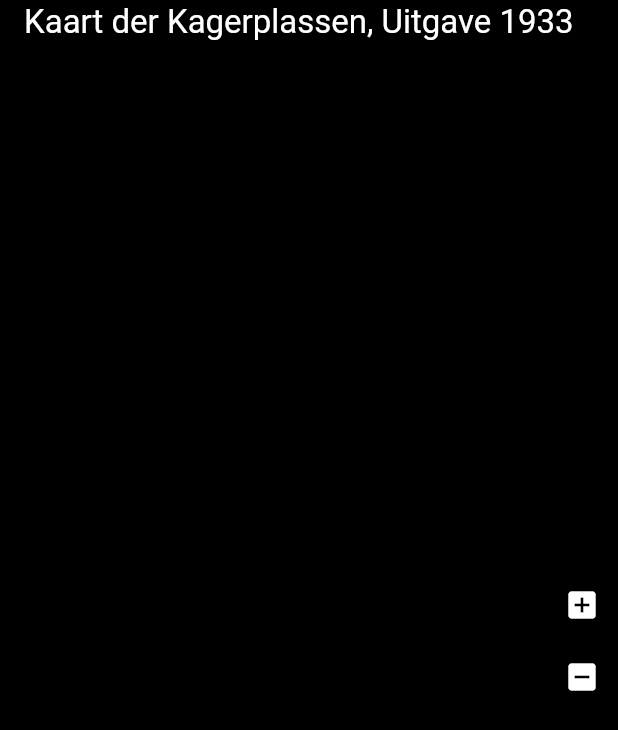
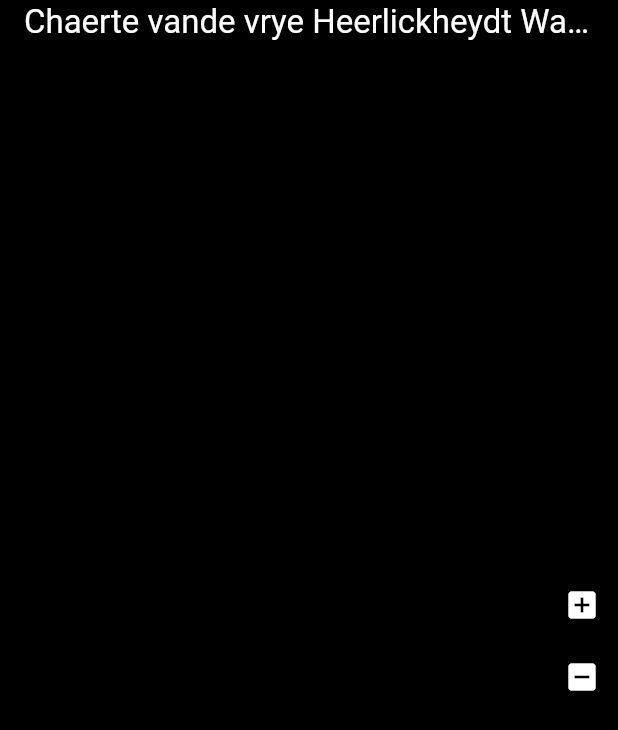
Before and after one commit to Henk-Keijzer/zoomify, a Flutter app: the screen it shows after launch, after a tap on the "add box" icon, on a phone screen of 412 x 824 dp. Shown: the top 730 px of the screen. Run offline on Flutter 3.47's test engine with Material 3 defaults, Android fonts, the phone set to English and light mode, and no system bars; missing offline and left inert: flutter_network_image; network calls fail.

Commit message:
Release 1.0.2

```diff
--- a/example/lib/main.dart
+++ b/example/lib/main.dart
@@ -6,19 +6,18 @@ void main() => runApp(MyApp());
 class MyApp extends StatelessWidget {
   const MyApp({super.key});
 
-  static const String folderUrl =
-      'https://kaartdekaag1933.zeilvaartwarmond.nl/kaartderkagerplassen-1933';
-  static const photoTitle = 'Kaart der Kagerplassen, Uitgave 1933';
+//  static const String folderUrl = 'https://kaartdekaag1933.zeilvaartwarmond.nl/kaartderkagerplassen-1933';
+  static const String folderUrl = 'https://chaerte.zeilvaartwarmond.nl/Warmond_J_Douw_1667';
+//  static const photoTitle = 'Kaart der Kagerplassen, Uitgave 1933';
+  static const photoTitle = 'Chaerte vande vrye Heerlickheydt Warmondt, Johannes Douw, 1667';
 
   @override
   Widget build(BuildContext context) {
     return MaterialApp(
         debugShowCheckedModeBanner: false,
         home: Scaffold(
-            appBar: AppBar(
-                toolbarHeight: 30,
-                backgroundColor: Colors.black,
-                title: Text(photoTitle, style: TextStyle(color: Colors.white))),
+            appBar:
+                AppBar(toolbarHeight: 30, backgroundColor: Colors.black, title: Text(photoTitle, style: TextStyle(color: Colors.white))),
             body: Zoomify(
                 baseUrl: folderUrl,
                 backgroundColor: Colors.black,
--- a/lib/zoomify.dart
+++ b/lib/zoomify.dart
@@ -9,6 +9,7 @@ import 'package:flutter_network_image/flutter_network_image.dart';
 import 'package:http/http.dart' as http;
 import 'package:flutter/gestures.dart';
 import 'package:xml/xml.dart';
+import 'package:path/path.dart' as path;
 
 class Zoomify extends StatefulWidget {
   /// the url of the folder containing the zoomified image. i.e https://www.example.com/imagefolder
@@ -42,7 +43,7 @@ class Zoomify extends StatefulWidget {
   ZoomifyState createState() => ZoomifyState();
 }
 
-class ZoomifyState extends State<Zoomify> {
+class ZoomifyState extends State<Zoomify> with SingleTickerProviderStateMixin {
   double _windowWidth = 0;
   double _windowHeight = 0;
   int _tileSize = 256;
@@ -57,10 +58,12 @@ class ZoomifyState extends State<Zoomify> {
   int _imageHeight = 0;
   double _scaleStart = 1;
   final FocusNode _focusNode = FocusNode();
+  late AnimationController _animationController;
 
   @override
   void initState() {
     super.initState();
+    _animationController = AnimationController(duration: const Duration(milliseconds: 600), vsync: this);
     _loadImageProperties();
   }
 
@@ -83,9 +86,15 @@ class ZoomifyState extends State<Zoomify> {
     }
   }
 
+  @override
+  void dispose() {
+    super.dispose();
+    _animationController.dispose();
+  }
+
   Future<void> _loadImageProperties() async {
     // first get the essentials from the ImageProperties.xml
-    final response = await http.get(Uri.parse('${widget.baseUrl}/ImageProperties.xml'));
+    final response = await http.get(Uri.parse(path.join(widget.baseUrl, 'ImageProperties.xml')));
     if (response.statusCode == 200) {
       final attributes = XmlDocument.parse(response.body).getElement("IMAGE_PROPERTIES")?.attributes ?? [];
       for (final attribute in attributes) {
@@ -141,7 +150,11 @@ class ZoomifyState extends State<Zoomify> {
           child: Stack(children: [
             Listener(
                 // listen to mousewheel scrolls
-                onPointerSignal: (pointerSignal) => setState(() => _scrollZoomPan(pointerSignal)),
+                onPointerSignal: (pointerSignal) => setState(() {
+                      if (pointerSignal is PointerScrollEvent) {
+                        _zoomInOut(pointerSignal.position, -pointerSignal.scrollDelta.dy / 250);
+                      }
+                    }),
                 child: KeyboardListener(
                     focusNode: _focusNode,
                     onKeyEvent: (event) => setState(() => _handleKeyEvent(event)),
@@ -149,20 +162,17 @@ class ZoomifyState extends State<Zoomify> {
                         onScaleUpdate: (scaleDetails) => setState(() => _handleGestures(scaleDetails)),
                         onScaleStart: (_) => _scaleStart = 1,
                         onScaleEnd: (_) => _scaleStart = 1,
-                        onDoubleTap: () => setState(() => _scrollZoomPan(
-                            PointerScrollEvent(position: Offset(_windowWidth / 2, _windowHeight / 2), scrollDelta: Offset(0.0, -51.0)))),
+                        onDoubleTapDown: (tapDetails) => _animatePanZoom(zoomCenter: tapDetails.localPosition, scale: 0.05),
                         child: _zoomifyImage()))),
             if (widget.showZoomButtons)
               Container(
                   alignment: widget.zoomButtonPosition,
                   child: Column(mainAxisSize: MainAxisSize.min, children: [
                     IconButton(
-                        onPressed: () => setState(() => _scrollZoomPan(
-                            PointerScrollEvent(position: Offset(_windowWidth / 2, _windowHeight / 2), scrollDelta: Offset(0.0, -51.0)))),
+                        onPressed: () => _animatePanZoom(zoomCenter: Offset(_windowWidth / 2, _windowHeight / 2), scale: 0.05),
                         icon: Icon(Icons.add_box, color: widget.zoomButtonColor)),
                     IconButton(
-                        onPressed: () => setState(() => _scrollZoomPan(
-                            PointerScrollEvent(position: Offset(_windowWidth / 2, _windowHeight / 2), scrollDelta: Offset(0.0, 51.0)))),
+                        onPressed: () => _animatePanZoom(zoomCenter: Offset(_windowWidth / 2, _windowHeight / 2), scale: -0.05),
                         icon: Icon(Icons.indeterminate_check_box, color: widget.zoomButtonColor))
                   ]))
           ]));
@@ -242,50 +252,47 @@ class ZoomifyState extends State<Zoomify> {
     if (event is KeyDownEvent || event is KeyRepeatEvent) {
       switch (event.logicalKey.keyLabel) {
         case 'Arrow Right' || 'R':
-          _pan(ScaleUpdateDetails(focalPointDelta: Offset(-15, 0)));
+          _animatePanZoom(panOffset: Offset(25, 0));
         case 'Arrow Left' || 'L':
-          _pan(ScaleUpdateDetails(focalPointDelta: Offset(15, 0)));
+          _animatePanZoom(panOffset: Offset(-25, 0));
         case 'Arrow Up' || 'U':
-          _pan(ScaleUpdateDetails(focalPointDelta: Offset(0, 15)));
+          _animatePanZoom(panOffset: Offset(0, -25));
         case 'Arrow Down' || 'D':
-          _pan(ScaleUpdateDetails(focalPointDelta: Offset(0, -15)));
+          _animatePanZoom(panOffset: Offset(0, 25));
         case 'Escape':
           _setInitialImageData();
         case 'H':
           _setInitialImageData();
         case '+' || '=':
-          _scrollZoomPan(PointerScrollEvent(position: Offset(_windowWidth / 2, _windowHeight / 2), scrollDelta: Offset(0.0, 51.0)));
+          _animatePanZoom(zoomCenter: Offset(_windowWidth / 2, _windowHeight / 2), scale: 0.05);
         case '-' || '_':
-          _scrollZoomPan(PointerScrollEvent(position: Offset(_windowWidth / 2, _windowHeight / 2), scrollDelta: Offset(0.0, -51.0)));
+          _animatePanZoom(zoomCenter: Offset(_windowWidth / 2, _windowHeight / 2), scale: -0.05);
       }
     }
   }
 
-  void _handleGestures(ScaleUpdateDetails scaleDetails) {
-    if (scaleDetails.scale > 1) {
-      if (_scaleStart < 1) _scaleStart = 1;
-      _zoomIn(scaleDetails);
-    } else if (scaleDetails.scale < 1) {
-      if (_scaleStart > 1) _scaleStart = 1;
-      _zoomOut(scaleDetails);
-    }
-    _pan(scaleDetails);
+  void _animatePanZoom({panOffset = Offset.zero, zoomCenter = Offset.zero, scale = 0}) {
+    _animationController.reset();
+    _animationController.clearListeners();
+    _animationController.addListener(() {
+      _zoomInOut(zoomCenter, scale / 5);
+      _pan(Offset(panOffset.dx / 10, panOffset.dy / 10));
+      if (_animationController.value == 1) _animationController.stop();
+      setState(() {});
+    });
+    _animationController.forward(from: 0.5);
   }
 
-  void _scrollZoomPan(pointerSignal) {
-    _scaleStart = 1;
-    if (pointerSignal.scrollDelta.dy > 0) {
-      _zoomOut(ScaleUpdateDetails(focalPoint: pointerSignal.position, scale: pointerSignal.scrollDelta.dy > 50 ? 0.7 : 0.9));
-    } else {
-      _zoomIn(ScaleUpdateDetails(focalPoint: pointerSignal.position, scale: pointerSignal.scrollDelta.dy < -50 ? 1.3 : 1.1));
-    }
-    _pan(ScaleUpdateDetails(focalPointDelta: Offset.zero));
+  void _handleGestures(scaleDetails) {
+    _zoomInOut(scaleDetails.localFocalPoint, (scaleDetails.scale - _scaleStart) / 2);
+    _scaleStart = scaleDetails.scale;
+    _pan(scaleDetails.focalPointDelta);
   }
 
-  void _pan(scaleDetails) {
+  void _pan(offset) {
     // handle horizontal and/or vertical displacements
-    _horOffset += scaleDetails.focalPointDelta.dx;
-    _verOffset += scaleDetails.focalPointDelta.dy;
+    _horOffset += offset.dx;
+    _verOffset += offset.dy;
     var imgWidth = (_zoomRowCols[_zoomLevel]['width'] * _scaleFactor).floor();
     var imgHeight = (_zoomRowCols[_zoomLevel]['height'] * _scaleFactor).floor();
     double newHorOffset = _horOffset;
@@ -316,12 +323,23 @@ class ZoomifyState extends State<Zoomify> {
     _verOffset = newVerOffset;
   }
 
-  void _zoomOut(scaleDetails) {
-    // do not zoom out beyond our windowsize for one of the dimensions
+  void _zoomInOut(offset, scale) {
     var oldWidth = _zoomRowCols[_zoomLevel]['width'] * _scaleFactor;
     var oldHeight = _zoomRowCols[_zoomLevel]['height'] * _scaleFactor;
-    if (oldWidth > _windowWidth || oldHeight > _windowHeight) {
-      _scaleFactor = _scaleFactor - ((_scaleStart - scaleDetails.scale) / 2);
+    _scaleFactor += scale;
+    if (_scaleFactor > 1.0) {
+      // zoom in
+      if (_zoomLevel < _zoomRowCols.length - 1) {
+        _zoomLevel++;
+        _scaleFactor = _scaleFactor / 2;
+      } else {
+        _scaleFactor = 1;
+      }
+    } else {
+      // zoom out, don't zoom out further than the original image
+      if (scale < 0 && oldWidth <= _windowWidth && oldHeight <= _windowHeight) {
+        _setInitialImageData();
+      } else {
         if (_scaleFactor < 0.5) {
           if (_zoomLevel > 0) {
             _zoomLevel--;
@@ -330,37 +348,18 @@ class ZoomifyState extends State<Zoomify> {
             _scaleFactor = 0.5;
           }
         }
-      _scaleStart = scaleDetails.scale;
+      }
+    }
+    if (oldWidth > _windowWidth || oldHeight > _windowHeight) {
       var newWidth = _zoomRowCols[_zoomLevel]['width'] * _scaleFactor;
       var newHeight = _zoomRowCols[_zoomLevel]['height'] * _scaleFactor;
-      _horOffset = -((-_horOffset + scaleDetails.focalPoint.dx) * newWidth / oldWidth) + scaleDetails.focalPoint.dx;
-      _verOffset = -((-_verOffset + scaleDetails.focalPoint.dy) * newHeight / oldHeight) + scaleDetails.focalPoint.dy;
-    }
-  }
-
-  void _zoomIn(scaleDetails) {
-    var oldWidth = _zoomRowCols[_zoomLevel]['width'] * _scaleFactor;
-    var oldHeight = _zoomRowCols[_zoomLevel]['height'] * _scaleFactor;
-    if (_scaleFactor <= 1 && _zoomLevel <= _zoomRowCols.length - 1) {
-      _scaleFactor = _scaleFactor + (scaleDetails.scale - _scaleStart) / 2;
-      if (_scaleFactor > 1.0) {
-        if (_zoomLevel < _zoomRowCols.length - 1) {
-          _zoomLevel++;
-          _scaleFactor = _scaleFactor / 2;
-        } else {
-          _scaleFactor = 1;
-        }
-      }
-      _scaleStart = scaleDetails.scale;
-      var newWidth = _zoomRowCols[_zoomLevel]['width'] * _scaleFactor;
-      var newHeight = _zoomRowCols[_zoomLevel]['height'] * _scaleFactor;
-      _horOffset = -((-_horOffset + scaleDetails.focalPoint.dx) * newWidth / oldWidth) + scaleDetails.focalPoint.dx;
-      _verOffset = -((-_verOffset + scaleDetails.focalPoint.dy) * newHeight / oldHeight) + scaleDetails.focalPoint.dy;
+      _horOffset = ((_horOffset - offset.dx) * newWidth / oldWidth) + offset.dx;
+      _verOffset = ((_verOffset - offset.dy) * newHeight / oldHeight) + offset.dy;
     }
   }
 
   String _getTileUrl(int zoom, int col, int row) {
     var tileGroup = _tileGroupMapping['$zoom-$col-$row.jpg'];
-    return '${widget.baseUrl}/TileGroup$tileGroup/$zoom-$col-$row.jpg';
+    return path.join(widget.baseUrl, 'TileGroup$tileGroup', '$zoom-$col-$row.jpg');
   }
 }
--- a/pubspec.yaml
+++ b/pubspec.yaml
@@ -1,6 +1,6 @@
 name: zoomify
 description: "A Dart package to display and manipulate Zoomified images. Zooming and panning with gestures, mouse and keyboard"
-version: 1.0.1
+version: 1.0.2
 homepage: 'https://github.com/Henk-Keijzer/zoomify'
 
 environment:
@@ -12,8 +12,8 @@ dependencies:
     sdk: flutter
 
   flutter_network_image: ^0.1.0
-  gestures: ^1.0.0
   http: ^1.3.0
+  path: ^1.9.0
   xml: ^6.5.0
 
 dev_dependencies:
```
Also changed, not shown: example/pubspec.lock, 1 other file. Lines whose indentation alone changed are shown as unchanged.
